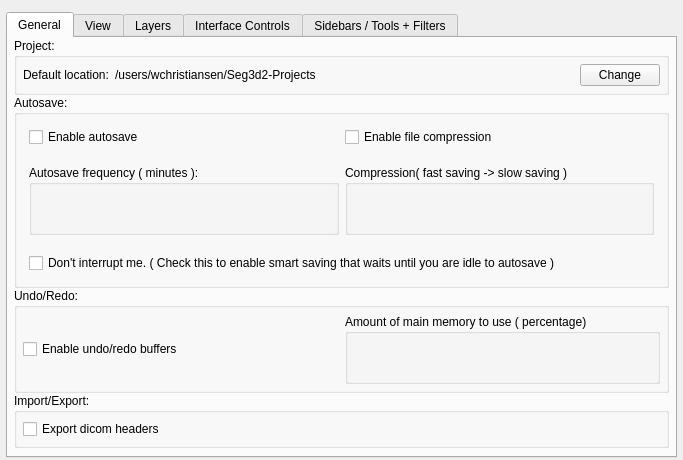
Before: the Qt Designer form src/Interface/Application/PreferencesInterface.ui in jessdtate/Seg3D, drawn with Qt 5.
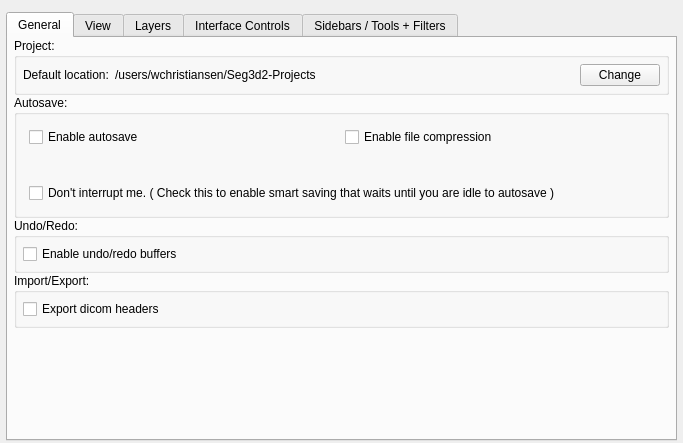
After: the same form once the commit is applied. Custom widgets are drawn as their Qt base class.

Commit message: ui updates. updated all the slider combos to use their descriptions rather than having to have separate labels describing their function.

What changed in the file:
```diff
--- a/src/Interface/Application/PreferencesInterface.ui
+++ b/src/Interface/Application/PreferencesInterface.ui
@@ -187,82 +187,10 @@
               <number>6</number>
              </property>
              <item>
-              <widget class="QGroupBox" name="groupBox_4">
-               <property name="sizePolicy">
-                <sizepolicy hsizetype="Preferred" vsizetype="Minimum">
-                 <horstretch>0</horstretch>
-                 <verstretch>0</verstretch>
-                </sizepolicy>
-               </property>
-               <property name="minimumSize">
-                <size>
-                 <width>0</width>
-                 <height>70</height>
-                </size>
-               </property>
-               <property name="title">
-                <string>Autosave frequency ( minutes ):</string>
-               </property>
-               <layout class="QHBoxLayout" name="horizontalLayout_15">
-                <property name="spacing">
-                 <number>10</number>
-                </property>
-                <property name="leftMargin">
-                 <number>4</number>
-                </property>
-                <property name="topMargin">
-                 <number>2</number>
-                </property>
-                <property name="rightMargin">
-                 <number>4</number>
-                </property>
-                <property name="bottomMargin">
-                 <number>4</number>
-                </property>
-                <item>
-                 <widget class="QtUtils::QtSliderIntCombo" name="auto_save_timer_adjuster_" native="true"/>
-                </item>
-               </layout>
-              </widget>
+              <widget class="QtUtils::QtSliderIntCombo" name="auto_save_timer_adjuster_" native="true"/>
              </item>
              <item>
-              <widget class="QGroupBox" name="groupBox_5">
-               <property name="sizePolicy">
-                <sizepolicy hsizetype="Preferred" vsizetype="Minimum">
-                 <horstretch>0</horstretch>
-                 <verstretch>0</verstretch>
-                </sizepolicy>
-               </property>
-               <property name="minimumSize">
-                <size>
-                 <width>0</width>
-                 <height>70</height>
-                </size>
-               </property>
-               <property name="title">
-                <string>Compression( fast saving -&gt; slow saving )</string>
-               </property>
-               <layout class="QHBoxLayout" name="horizontalLayout_18">
-                <property name="spacing">
-                 <number>0</number>
-                </property>
-                <property name="leftMargin">
-                 <number>4</number>
-                </property>
-                <property name="topMargin">
-                 <number>2</number>
-                </property>
-                <property name="rightMargin">
-                 <number>4</number>
-                </property>
-                <property name="bottomMargin">
-                 <number>4</number>
-                </property>
-                <item>
-                 <widget class="QtUtils::QtSliderIntCombo" name="compression_adjuster_" native="true"/>
-                </item>
-               </layout>
-              </widget>
+              <widget class="QtUtils::QtSliderIntCombo" name="compression_adjuster_" native="true"/>
              </item>
             </layout>
            </widget>
@@ -315,55 +243,13 @@
                  <verstretch>0</verstretch>
                 </sizepolicy>
                </property>
-               <property name="minimumSize">
-                <size>
-                 <width>280</width>
-                 <height>0</height>
-                </size>
-               </property>
                <property name="text">
                 <string>Enable undo/redo buffers</string>
                </property>
               </widget>
              </item>
              <item>
-              <widget class="QGroupBox" name="groupBox_10">
-               <property name="sizePolicy">
-                <sizepolicy hsizetype="Preferred" vsizetype="Minimum">
-                 <horstretch>0</horstretch>
-                 <verstretch>0</verstretch>
-                </sizepolicy>
-               </property>
-               <property name="minimumSize">
-                <size>
-                 <width>0</width>
-                 <height>70</height>
-                </size>
-               </property>
-               <property name="title">
-                <string>Amount of main memory to use ( percentage)</string>
-               </property>
-               <layout class="QHBoxLayout" name="horizontalLayout_22">
-                <property name="spacing">
-                 <number>0</number>
-                </property>
-                <property name="leftMargin">
-                 <number>4</number>
-                </property>
-                <property name="topMargin">
-                 <number>2</number>
-                </property>
-                <property name="rightMargin">
-                 <number>4</number>
-                </property>
-                <property name="bottomMargin">
-                 <number>4</number>
-                </property>
-                <item>
-                 <widget class="QtUtils::QtSliderDoubleCombo" name="percent_of_memory_" native="true"/>
-                </item>
-               </layout>
-              </widget>
+              <widget class="QtUtils::QtSliderDoubleCombo" name="percent_of_memory_" native="true"/>
              </item>
             </layout>
            </widget>
```
Left out of the diff: 21 changed lines with no effect on the pictures. The commit also changes 49 other files.
